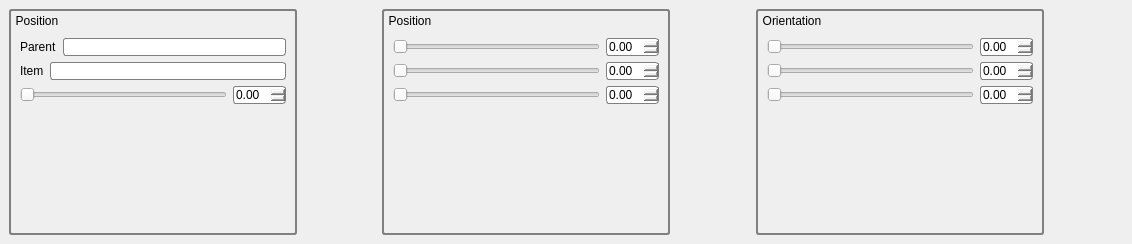
Qt form qtWidgets/ui/inspector.ui (golems/grip2) before a commit.
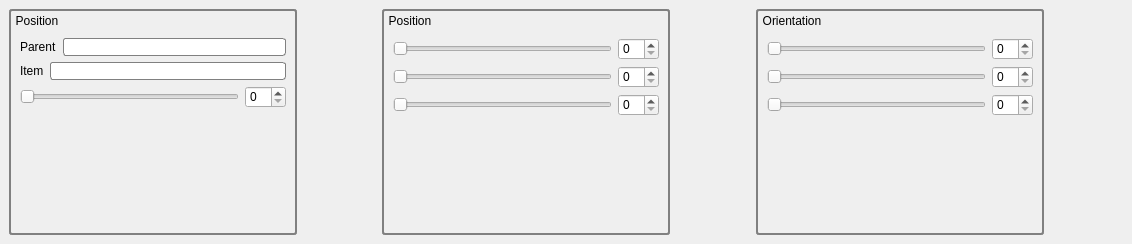
The same form after that commit.

Commit message: connect slider and spinbox, defer doublespinbox

What changed in the file:
```diff
--- a/qtWidgets/ui/inspector.ui
+++ b/qtWidgets/ui/inspector.ui
@@ -109,12 +109,7 @@
           </widget>
          </item>
          <item>
-          <widget class="QDoubleSpinBox" name="positionSpinBox_0">
-           <property name="styleSheet">
-            <string notr="true">border: 1px solid gray; 
-     border-radius: 3px; </string>
-           </property>
-          </widget>
+          <widget class="QSpinBox" name="positionSpinBox_0"/>
          </item>
         </layout>
        </item>
@@ -189,12 +184,7 @@
           </widget>
          </item>
          <item>
-          <widget class="QDoubleSpinBox" name="positionSpinBox_1">
-           <property name="styleSheet">
-            <string notr="true">border: 1px solid gray; 
-     border-radius: 3px; </string>
-           </property>
-          </widget>
+          <widget class="QSpinBox" name="positionSpinBox_1"/>
          </item>
         </layout>
        </item>
@@ -212,12 +202,7 @@
           </widget>
          </item>
          <item>
-          <widget class="QDoubleSpinBox" name="positionSpinBox_2">
-           <property name="styleSheet">
-            <string notr="true">border: 1px solid gray; 
-     border-radius: 3px; </string>
-           </property>
-          </widget>
+          <widget class="QSpinBox" name="positionSpinBox_2"/>
          </item>
         </layout>
        </item>
@@ -235,12 +220,7 @@
           </widget>
          </item>
          <item>
-          <widget class="QDoubleSpinBox" name="positionSpinBox_3">
-           <property name="styleSheet">
-            <string notr="true">border: 1px solid gray; 
-     border-radius: 3px; </string>
-           </property>
-          </widget>
+          <widget class="QSpinBox" name="positionSpinBox_3"/>
          </item>
         </layout>
        </item>
@@ -315,12 +295,7 @@
           </widget>
          </item>
          <item>
-          <widget class="QDoubleSpinBox" name="orientationSpinBox_1">
-           <property name="styleSheet">
-            <string notr="true">border: 1px solid gray; 
-border-radius: 3px; </string>
-           </property>
-          </widget>
+          <widget class="QSpinBox" name="orientationSpinBox_1"/>
          </item>
         </layout>
        </item>
@@ -338,12 +313,7 @@
           </widget>
          </item>
          <item>
-          <widget class="QDoubleSpinBox" name="orientationSpinBox_2">
-           <property name="styleSheet">
-            <string notr="true">border: 1px solid gray; 
-     border-radius: 3px; </string>
-           </property>
-          </widget>
+          <widget class="QSpinBox" name="orientationSpinBox_2"/>
          </item>
         </layout>
        </item>
@@ -361,12 +331,7 @@
           </widget>
          </item>
          <item>
-          <widget class="QDoubleSpinBox" name="orientationSpinBox_3">
-           <property name="styleSheet">
-            <string notr="true">border: 1px solid gray; 
-     border-radius: 3px; </string>
-           </property>
-          </widget>
+          <widget class="QSpinBox" name="orientationSpinBox_3"/>
          </item>
         </layout>
        </item>
```
Left out of the diff: 115 changed lines with no effect on the pictures. The commit also changes 2 other files.
